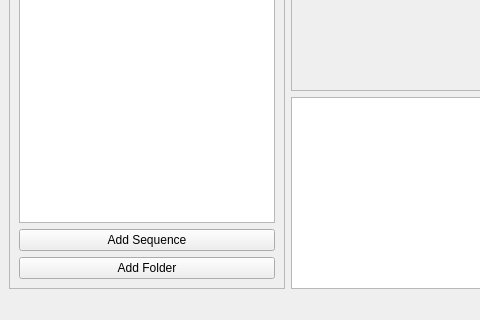
Above: mainWindow.ui from IENT/RDPlot before the change; both pictures show x 0 to 480 and y 286 to 606 of the 817 by 606 pixel window. Below: the same form after it.
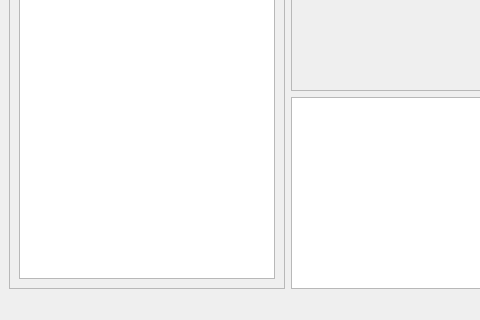
That is the form after the change.

Commit message: Removed buttons as functionality is now implemented by file drop

Patch:
```diff
--- a/mainWindow.ui
+++ b/mainWindow.ui
@@ -99,20 +99,6 @@
          </column>
         </widget>
        </item>
-       <item>
-        <widget class="QPushButton" name="addSequence">
-         <property name="text">
-          <string>Add Sequence</string>
-         </property>
-        </widget>
-       </item>
-       <item>
-        <widget class="QPushButton" name="addFolder">
-         <property name="text">
-          <string>Add Folder</string>
-         </property>
-        </widget>
-       </item>
       </layout>
      </widget>
     </item>
```
The commit also changes 1 other file.
